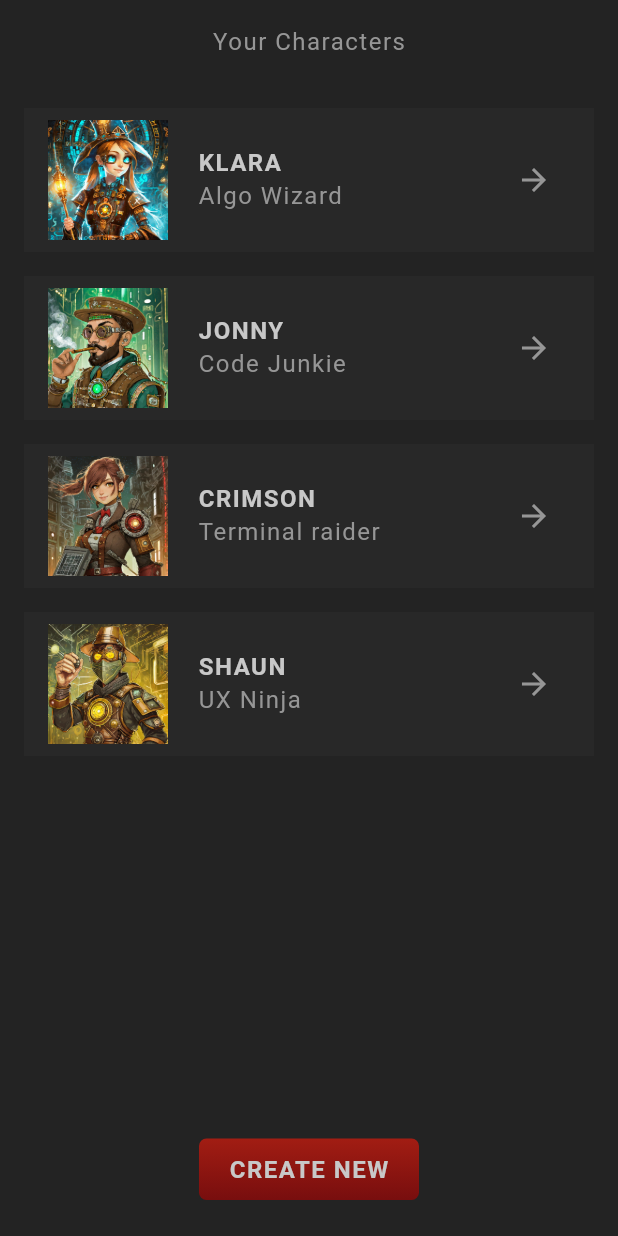
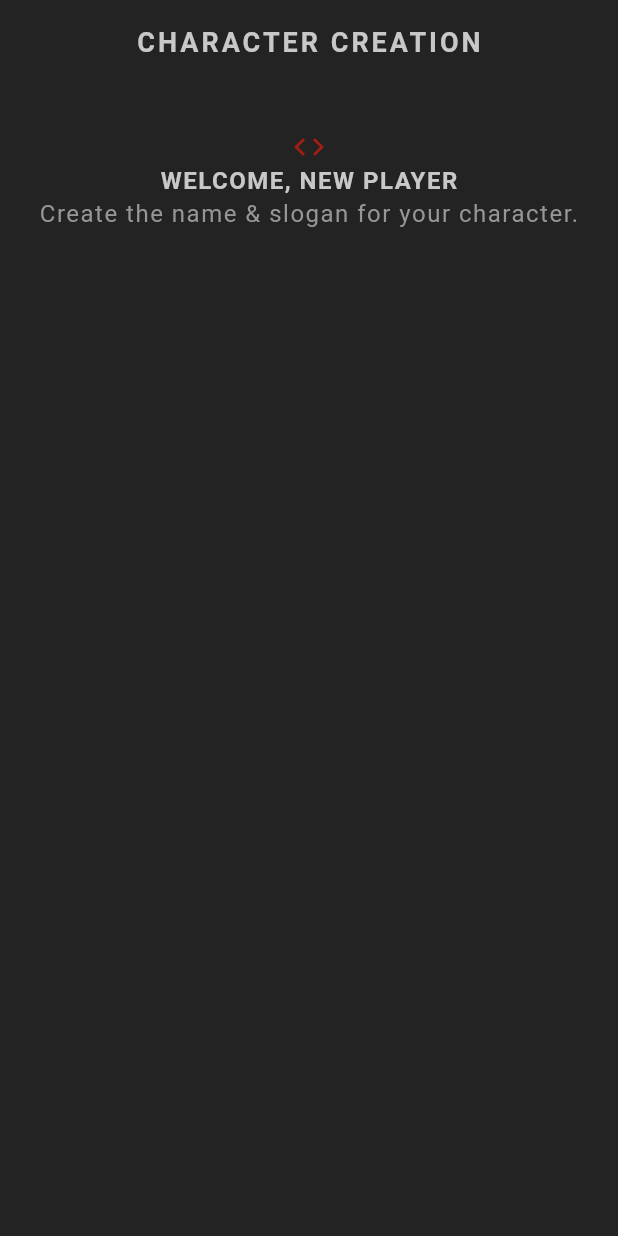
Before and after one commit to jamesthegreat2021/flutter-rpg, a Flutter app: the screen it shows after launch, on a phone screen of 412 x 824 dp. Run offline on Flutter 3.47's test engine with Material 3 defaults, Android fonts, the phone set to English and light mode, and no system bars; our stand-ins replace google_fonts; Roboto replaces fonts that are missing (Kanit).

Commit message:
started working with user input

```diff
--- a/lib/main.dart
+++ b/lib/main.dart
@@ -1,4 +1,5 @@
 import 'package:flutter/material.dart';
+import 'package:flutter_rpg/screens/create/create.dart';
 import 'package:flutter_rpg/screens/home/home.dart';
 import 'package:flutter_rpg/theme.dart';
 
@@ -7,7 +8,7 @@ void main(){
   runApp(
      MaterialApp(
       theme: primaryTheme,
-      home: const Home(),),
+      home: const Create(),),
   );
 }
 
--- /dev/null
+++ b/lib/screens/create/create.dart
@@ -0,0 +1,42 @@
+import 'package:flutter/material.dart';
+import 'package:flutter_rpg/shared/styled_text.dart';
+import 'package:flutter_rpg/theme.dart';
+
+class Create extends StatefulWidget {
+  const Create({super.key});
+
+  @override
+  State<Create> createState() => _CreateState();
+}
+
+class _CreateState extends State<Create> {
+  @override
+  Widget build(BuildContext context) {
+    return Scaffold(
+      appBar: AppBar(
+        title: StyledTitle('Character Creation'),
+        centerTitle: true,
+      ),
+      body: Container(
+        padding: EdgeInsets.symmetric(vertical: 30, horizontal: 20),
+        child: Column(
+          children: <Widget> [
+            Center(
+              child: Icon(Icons.code, color: AppColors.primaryColor,),
+
+            ),
+            Center(
+              child: StyledHeading('Welcome, new player'),
+            ),
+            const Center(
+              child: StyledText('Create the name & slogan for your character.'),
+            ),
+            const SizedBox(
+              height: 30,
+            ),
+          ],
+        ),
+      ),
+    );
+  }
+}
```
